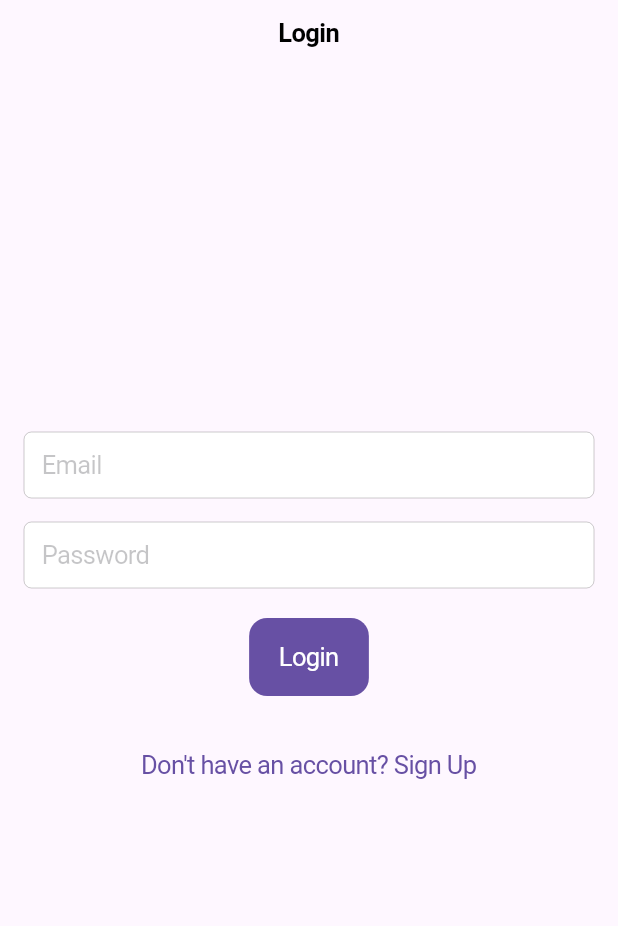
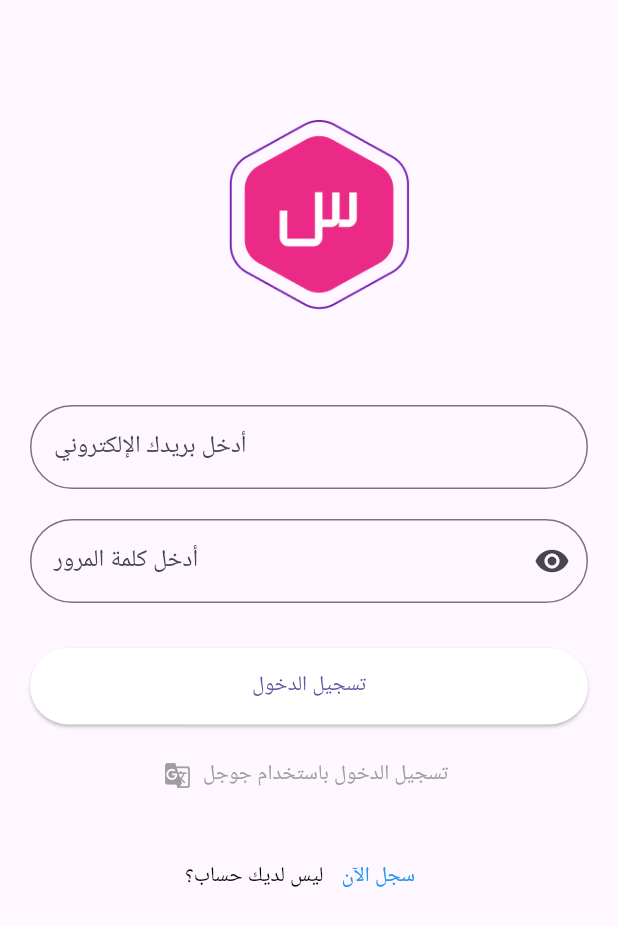
Before and after one commit to Hagwan/t_allam, a Flutter app: the screen it shows after launch, on a phone screen of 412 x 824 dp. Shown: the top 926 px of the screen. Run offline on Flutter 3.47's test engine with Material 3 defaults, Android fonts, the light colour scheme and no system bars; our stand-ins replace firebase_auth, firebase_core; accounts and stored records are empty.

Commit message:
T-allam login design

```diff
--- a/lib/main.dart
+++ b/lib/main.dart
@@ -11,6 +11,7 @@ import 'package:firebase_core/firebase_core.dart';
 void main() async {
   WidgetsFlutterBinding.ensureInitialized();
   await Firebase.initializeApp();
+
   runApp(MyApp());
 }
 
@@ -20,9 +21,11 @@ class MyApp extends StatelessWidget {
     return ChangeNotifierProvider(
       create: (_) => AuthProvider(),
       child: MaterialApp(
+        debugShowCheckedModeBanner: false,
         title: 'T_Allam',
         theme: ThemeData(
           primarySwatch: Colors.blue,
+
         ),
         initialRoute: AppRoutes.authWrapper,
         routes: {
--- a/lib/screens/auth/login_screen.dart
+++ b/lib/screens/auth/login_screen.dart
@@ -1,8 +1,7 @@
-import 'package:flutter/cupertino.dart';
 import 'package:flutter/material.dart';
 import 'package:provider/provider.dart';
 import '../../providers/auth_provider.dart';
-import '../../constants/routes.dart'; // Import your routes
+import '../../constants/routes.dart';
 
 class LoginScreen extends StatelessWidget {
   final TextEditingController _emailController = TextEditingController();
@@ -10,60 +9,82 @@ class LoginScreen extends StatelessWidget {
 
   @override
   Widget build(BuildContext context) {
-    return CupertinoPageScaffold(
-      navigationBar: const CupertinoNavigationBar(
-        middle: Text('Login'),
-      ),
+    return Scaffold(
+      body: SingleChildScrollView(
         child: Padding(
-        padding: const EdgeInsets.all(16.0),
+          padding: const EdgeInsets.symmetric(horizontal: 20.0),
           child: Column(
             mainAxisAlignment: MainAxisAlignment.center,
+            crossAxisAlignment: CrossAxisAlignment.stretch,
             children: [
-            CupertinoTextField(
+              SizedBox(height: 80),
+              Center(
+                child: Image.asset("lib/assets/images/logo.png", height: 150), // Replace with your logo
+              ),
+              SizedBox(height: 40),
+              TextField(
                 controller: _emailController,
-              placeholder: 'Email',
-              padding: const EdgeInsets.all(12),
+                decoration: InputDecoration(
+                  labelText: 'أدخل بريدك الإلكتروني',
+                  border: OutlineInputBorder(
+                    borderRadius: BorderRadius.circular(30),
                   ),
-            const SizedBox(height: 16),
-            CupertinoTextField(
+                ),
+              ),
+              SizedBox(height: 20),
+              TextField(
                 controller: _passwordController,
-              placeholder: 'Password',
                 obscureText: true,
-              padding: const EdgeInsets.all(12),
+                decoration: InputDecoration(
+                  labelText: 'أدخل كلمة المرور',
+                  border: OutlineInputBorder(
+                    borderRadius: BorderRadius.circular(30),
                   ),
-            const SizedBox(height: 20),
-            CupertinoButton.filled(
+                  suffixIcon: Icon(Icons.visibility),
+                ),
+              ),
+              SizedBox(height: 30),
+              ElevatedButton(
                 onPressed: () async {
                   String email = _emailController.text.trim();
                   String password = _passwordController.text.trim();
-                try {
                   await Provider.of<AuthProvider>(context, listen: false).login(email, password);
-                } catch (e) {
-                  showCupertinoDialog(
-                    context: context,
-                    builder: (context) => CupertinoAlertDialog(
-                      title: const Text('Login Failed'),
-                      content: Text(e.toString()),
-                      actions: [
-                        CupertinoDialogAction(
-                          child: const Text('OK'),
-                          onPressed: () => Navigator.of(context).pop(),
+                },
+                child: Text('تسجيل الدخول'),
+                style: ElevatedButton.styleFrom(
+                  padding: EdgeInsets.symmetric(vertical: 15), backgroundColor: const Color.fromARGB(255, 255, 255, 255), // Purple color
+                  shape: RoundedRectangleBorder(
+                    borderRadius: BorderRadius.circular(30),
+                  ),
+                ),
+              ),
+              SizedBox(height: 10),
+              TextButton.icon(
+                onPressed: () {
+                  // Add Google login logic here
+                },
+                icon: Icon(Icons.g_translate),
+                label: Text('تسجيل الدخول باستخدام جوجل'),
+                style: TextButton.styleFrom(
+                  foregroundColor: Colors.grey,
+                ),
+              ),
+              SizedBox(height: 20),
+              Row(
+                mainAxisAlignment: MainAxisAlignment.center,
+                children: [
+                  Text('ليس لديك حساب؟', style: TextStyle(color: Colors.black)),
+                  TextButton(
+                    onPressed: () {
+                      Navigator.of(context).pushNamed(AppRoutes.signup);
+                    },
+                    child: Text('سجل الآن', style: TextStyle(color: Colors.blue)),
                   ),
                 ],
               ),
-                  );
-                }
-              },
-              child: const Text('Login'),
+              SizedBox(height: 20),
+            ],
           ),
-            const SizedBox(height: 20),
-            CupertinoButton(
-              child: const Text('Don\'t have an account? Sign Up'),
-              onPressed: () {
-                Navigator.of(context).pushNamed(AppRoutes.signup); // Navigate to the sign-up page
-              },
-            ),
-          ],
         ),
       ),
     );
--- a/pubspec.yaml
+++ b/pubspec.yaml
@@ -62,9 +62,8 @@ flutter:
   uses-material-design: true
 
   # To add assets to your application, add an assets section, like this:
-  # assets:
-  #   - images/a_dot_burr.jpeg
-  #   - images/a_dot_ham.jpeg
+  assets:
+    - lib/assets/images/
 
   # An image asset can refer to one or more resolution-specific "variants", see
   # https://flutter.dev/to/resolution-aware-images
```
Also changed, not shown: lib/assets/images/logo.png (added). Lines whose indentation alone changed are shown as unchanged.
